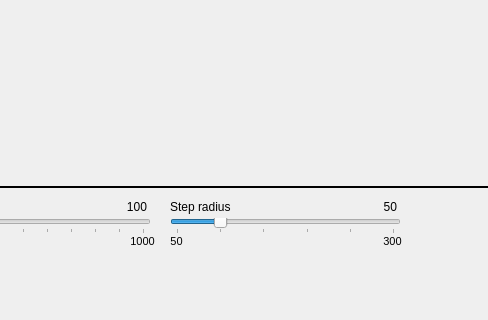
Before: the Qt Designer form ui_treesearch.ui in hosunkang/MCTS, drawn with Qt 5; both pictures show x 350 to 838 and y 331 to 651 of the 1304 by 651 pixel window.
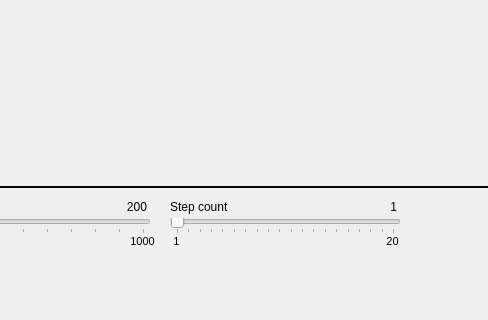
After: the same form once the commit is applied. Icons and pictures are not drawn.

What changed in the file:
```diff
--- a/ui_treesearch.ui
+++ b/ui_treesearch.ui
@@ -177,7 +177,7 @@
       </rect>
      </property>
      <property name="text">
-      <string>100</string>
+      <string>200</string>
      </property>
      <property name="alignment">
       <set>Qt::AlignRight|Qt::AlignTrailing|Qt::AlignVCenter</set>
@@ -198,7 +198,7 @@
       </font>
      </property>
      <property name="text">
-      <string>50</string>
+      <string>1</string>
      </property>
      <property name="alignment">
       <set>Qt::AlignCenter</set>
@@ -219,7 +219,7 @@
       </font>
      </property>
      <property name="text">
-      <string>300</string>
+      <string>20</string>
      </property>
      <property name="alignment">
       <set>Qt::AlignCenter</set>
@@ -235,7 +235,7 @@
       </rect>
      </property>
      <property name="text">
-      <string>Step radius</string>
+      <string>Step count</string>
      </property>
     </widget>
     <widget class="QSlider" name="slider_mcts_2">
@@ -251,19 +251,19 @@
       <cursorShape>PointingHandCursor</cursorShape>
      </property>
      <property name="minimum">
-      <number>50</number>
+      <number>1</number>
      </property>
      <property name="maximum">
-      <number>300</number>
+      <number>20</number>
      </property>
      <property name="singleStep">
       <number>50</number>
      </property>
      <property name="pageStep">
-      <number>50</number>
+      <number>1</number>
      </property>
      <property name="value">
-      <number>100</number>
+      <number>1</number>
      </property>
      <property name="tracking">
       <bool>true</bool>
@@ -275,7 +275,7 @@
       <enum>QSlider::TicksBelow</enum>
      </property>
      <property name="tickInterval">
-      <number>50</number>
+      <number>1</number>
      </property>
     </widget>
     <widget class="QLabel" name="lbl_mcts_2">
@@ -288,7 +288,7 @@
       </rect>
      </property>
      <property name="text">
-      <string>50</string>
+      <string>1</string>
      </property>
      <property name="alignment">
       <set>Qt::AlignRight|Qt::AlignTrailing|Qt::AlignVCenter</set>
```
Left out of the diff: 2 changed lines with no effect on the pictures.
